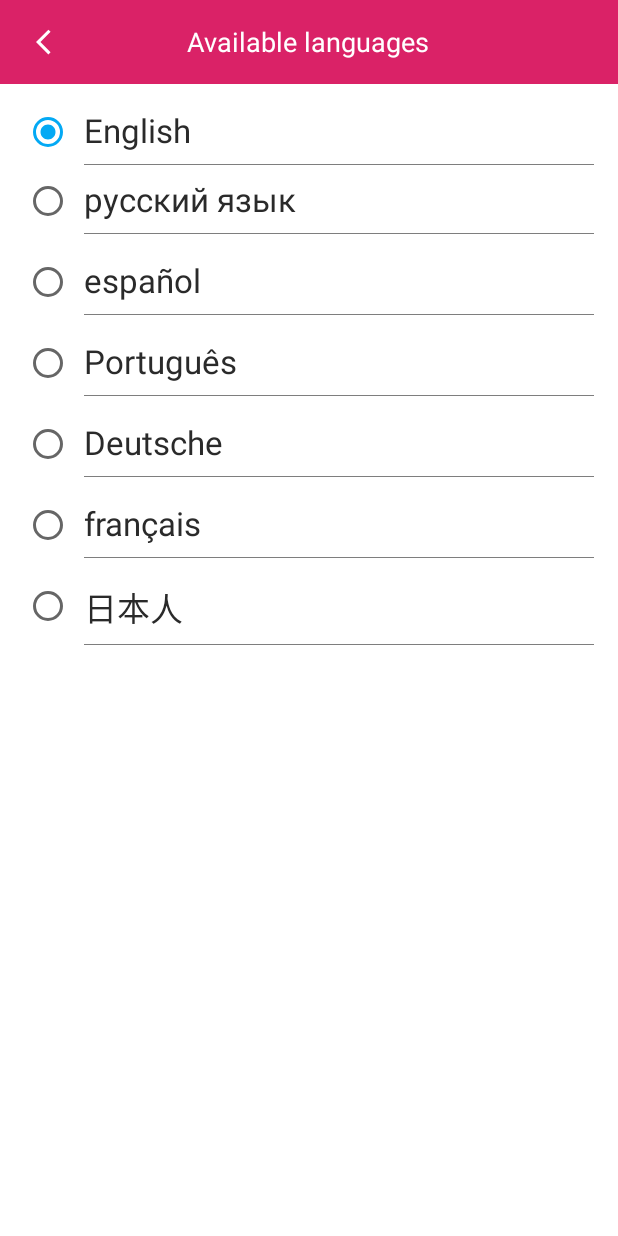
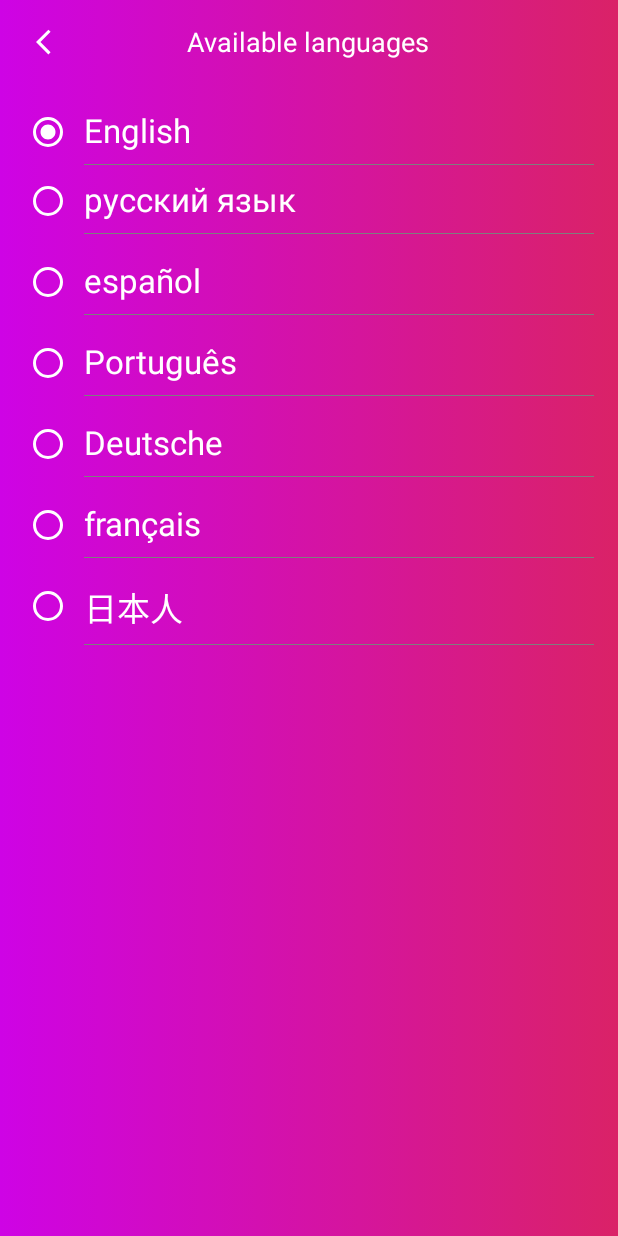
Before and after one commit to KidusMT/PartyGame, an Android app: the LanguageListActivity screen opened directly, with no data from a screen before it, on a phone screen of 412 x 824 dp. Run offline under Robolectric (Android 15) with nearby library versions, the light colour scheme and no system bars; our stand-ins replace ButterKnife, Dagger/Hilt's generated code, RxJava.

Commit message:
changed the skin of the app
Signed-off-by: kidusmt <kidusmamuye@gmail.com>

```diff
--- a/app/src/main/res/drawable/btn_bg_curved_stroke.xml
+++ b/app/src/main/res/drawable/btn_bg_curved_stroke.xml
@@ -3,9 +3,9 @@
     <item>
         <shape android:shape="rectangle">
             <!--apply button background transparent, full opacity-->
-            <solid android:color="@color/colorAccent"/>
+            <solid android:color="@color/dark_gray"/>
             <!--make button border solid color, nontransparent-->
-            <stroke android:color="@color/mater_grey_700" android:width="1dp"/>
+            <stroke android:color="@color/white" android:width="1dp"/>
             <!--corner radius -->
             <corners android:radius="5dp"/>
 
--- a/app/src/main/res/drawable/ic_chevron.xml
+++ b/app/src/main/res/drawable/ic_chevron.xml
@@ -1,7 +1,7 @@
 <vector xmlns:android="http://schemas.android.com/apk/res/android"
     android:width="24dp"
     android:height="24dp"
-    android:tint="@color/mater_grey_700"
+    android:tint="@color/white"
     android:viewportWidth="24"
     android:viewportHeight="24">
     <path
--- a/app/src/main/res/drawable/ic_settings_black.xml
+++ b/app/src/main/res/drawable/ic_settings_black.xml
@@ -2,7 +2,7 @@
     xmlns:tools="http://schemas.android.com/tools"
     android:width="24dp"
     android:height="24dp"
-    android:tint="@color/mater_grey_700"
+    android:tint="@color/white"
     android:viewportWidth="24"
     android:viewportHeight="24"
     tools:keep="@drawable/ic_settings_black">
--- a/app/src/main/res/layout/activity_drinking_roulette.xml
+++ b/app/src/main/res/layout/activity_drinking_roulette.xml
@@ -3,6 +3,7 @@
     xmlns:app="http://schemas.android.com/apk/res-auto"
     android:layout_width="match_parent"
     android:layout_height="match_parent"
+    android:background="@drawable/bg_gradient"
     xmlns:LuckyWheel="http://schemas.android.com/tools"
     android:layout_gravity="center_vertical"
     android:fitsSystemWindows="true">
@@ -52,6 +53,7 @@
                 android:textSize="20sp"
                 android:text="@string/drinking_roulette"
                 android:layout_width="match_parent"
+                android:textColor="@color/white"
                 android:layout_height="wrap_content"/>
         </LinearLayout>
 
--- a/app/src/main/res/layout/activity_language_list.xml
+++ b/app/src/main/res/layout/activity_language_list.xml
@@ -4,7 +4,7 @@
     xmlns:tools="http://schemas.android.com/tools"
     android:layout_width="match_parent"
     android:layout_height="match_parent"
-    android:background="@color/white"
+    android:background="@drawable/bg_gradient"
     android:orientation="vertical"
     tools:context=".ui.settings.LanguageListActivity">
 
@@ -17,8 +17,7 @@
         <androidx.appcompat.widget.Toolbar
             android:id="@+id/toolbar"
             android:layout_width="match_parent"
-            android:layout_height="?actionBarSize"
-            android:background="@color/colorPrimaryDark">
+            android:layout_height="?actionBarSize">
 
             <LinearLayout
                 android:layout_width="match_parent"
@@ -65,8 +64,10 @@
             android:orientation="horizontal">
 
             <RadioButton
+                android:buttonTint="@color/white"
                 android:id="@+id/check_english"
                 android:layout_width="wrap_content"
+                android:shadowColor="@color/white"
                 android:layout_height="wrap_content"
                 android:layout_marginLeft="16dp"
                 android:layout_marginRight="8dp" />
@@ -80,6 +81,7 @@
                 <TextView
                     android:layout_width="wrap_content"
                     android:layout_height="wrap_content"
+                    android:textColor="@color/white"
                     android:text="@string/english"
                     android:textSize="22sp" />
 
@@ -107,6 +109,7 @@
             <RadioButton
                 android:id="@+id/check_russian"
                 android:layout_width="wrap_content"
+                android:buttonTint="@color/white"
                 android:layout_height="wrap_content"
                 android:layout_marginLeft="16dp"
                 android:layout_marginRight="8dp" />
@@ -121,6 +124,7 @@
                     android:layout_width="wrap_content"
                     android:layout_height="wrap_content"
                     android:text="@string/russian"
+                    android:textColor="@color/white"
                     android:textSize="22sp" />
 
                 <ImageView
@@ -148,6 +152,7 @@
                 android:id="@+id/check_spanish"
                 android:layout_width="wrap_content"
                 android:layout_height="wrap_content"
+                android:buttonTint="@color/white"
                 android:layout_marginLeft="16dp"
                 android:layout_marginRight="8dp" />
 
@@ -160,6 +165,7 @@
                 <TextView
                     android:layout_width="wrap_content"
                     android:layout_height="wrap_content"
+                    android:textColor="@color/white"
                     android:text="@string/spanish"
                     android:textSize="22sp" />
 
@@ -188,6 +194,7 @@
                 android:id="@+id/check_portuguese"
                 android:layout_width="wrap_content"
                 android:layout_height="wrap_content"
+                android:buttonTint="@color/white"
                 android:layout_marginLeft="16dp"
                 android:layout_marginRight="8dp" />
 
@@ -200,6 +207,7 @@
                 <TextView
                     android:layout_width="wrap_content"
                     android:layout_height="wrap_content"
+                    android:textColor="@color/white"
                     android:text="@string/portuguese"
                     android:textSize="22sp" />
 
@@ -229,6 +237,7 @@
                 android:layout_width="wrap_content"
                 android:layout_height="wrap_content"
                 android:layout_marginLeft="16dp"
+                android:buttonTint="@color/white"
                 android:layout_marginRight="8dp" />
 
             <LinearLayout
@@ -241,6 +250,7 @@
                     android:layout_width="wrap_content"
                     android:layout_height="wrap_content"
                     android:text="@string/german"
+                    android:textColor="@color/white"
                     android:textSize="22sp" />
 
                 <ImageView
@@ -269,6 +279,7 @@
                 android:layout_width="wrap_content"
                 android:layout_height="wrap_content"
                 android:layout_marginLeft="16dp"
+                android:buttonTint="@color/white"
                 android:layout_marginRight="8dp" />
 
             <LinearLayout
@@ -279,6 +290,7 @@
 
                 <TextView
                     android:layout_width="wrap_content"
+                    android:textColor="@color/white"
                     android:layout_height="wrap_content"
                     android:text="@string/french"
                     android:textSize="22sp" />
@@ -308,6 +320,7 @@
                 android:id="@+id/check_japanese"
                 android:layout_width="wrap_content"
                 android:layout_height="wrap_content"
+                android:buttonTint="@color/white"
                 android:layout_marginLeft="16dp"
                 android:layout_marginRight="8dp" />
 
@@ -320,6 +333,7 @@
                 <TextView
                     android:layout_width="wrap_content"
                     android:layout_height="wrap_content"
+                    android:textColor="@color/white"
                     android:text="@string/japanese"
                     android:textSize="22sp" />
 
--- a/app/src/main/res/layout/activity_menu.xml
+++ b/app/src/main/res/layout/activity_menu.xml
@@ -2,6 +2,7 @@
 <LinearLayout xmlns:android="http://schemas.android.com/apk/res/android"
     xmlns:app="http://schemas.android.com/apk/res-auto"
     android:layout_width="match_parent"
+    android:background="@drawable/bg_gradient"
     android:layout_height="match_parent"
     android:layout_gravity="center_vertical"
     android:fitsSystemWindows="true"
@@ -16,7 +17,7 @@
         android:fontFamily="@font/bungee_shade"
         android:gravity="center"
         android:text="@string/select_game"
-        android:textColor="#3f51b5"
+        android:textColor="@color/white"
         android:textSize="40sp" />
 
     <androidx.cardview.widget.CardView
--- a/app/src/main/res/layout/activity_team.xml
+++ b/app/src/main/res/layout/activity_team.xml
@@ -4,6 +4,7 @@
     xmlns:tools="http://schemas.android.com/tools"
     android:layout_width="match_parent"
     android:layout_height="match_parent"
+    android:background="@drawable/bg_gradient"
     android:layout_gravity="center_vertical"
     android:fitsSystemWindows="true"
     android:orientation="vertical">
@@ -53,6 +54,7 @@
                 android:fontFamily="@font/architects_daughter_regular"
                 android:text="@string/add_players"
                 android:textAlignment="center"
+                android:textColor="@color/white"
                 android:textAllCaps="true"
                 android:textSize="20sp" />
         </LinearLayout>
```
Also changed, not shown: app/src/main/res/drawable/ic_add_player.xml (+9 -4 lines), app/src/main/res/layout/activity_game_rule.xml (+5 -6 lines), app/src/main/res/layout/activity_main.xml (+8 -9 lines), app/src/main/res/layout/activity_settings.xml (+11 -7 lines).
